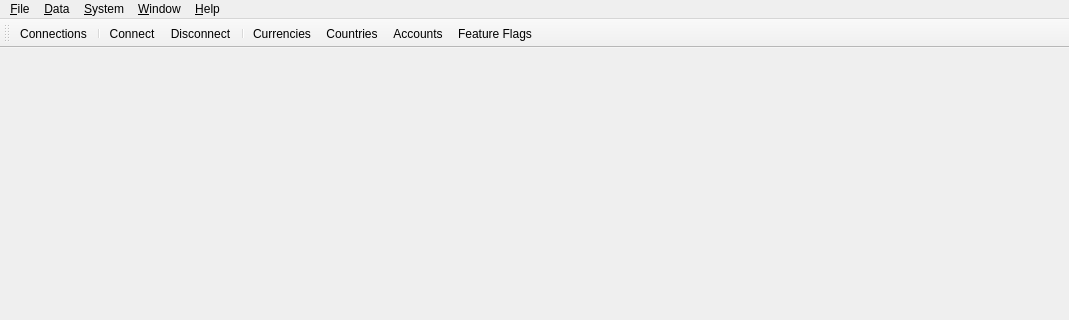
Old version of the form projects/ores.qt/ui/MainWindow.ui in the repository OreStudio/OreStudio; both pictures show x 0 to 1069 and y 0 to 320 of the 1069 by 672 pixel window.
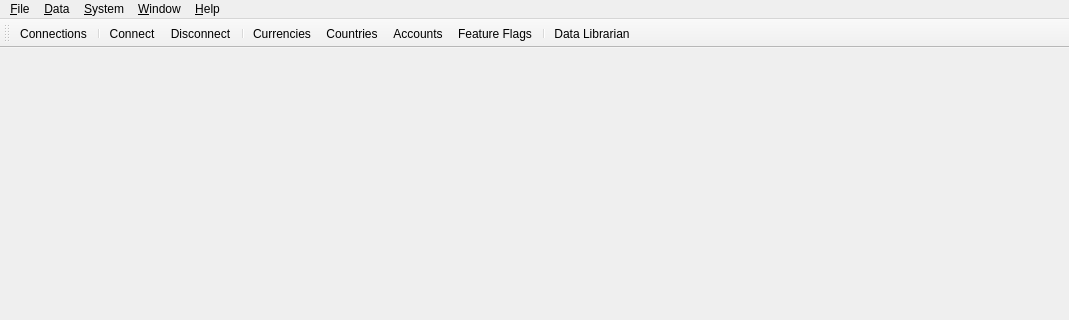
New version of the form. Icons and pictures are not drawn.

Commit message:
[qt,sql] Rename Source origin to Primary and add toolbar button
- Rename origin dimension from 'Source' to 'Primary' in SQL seed data
- Add migration script to update existing Source records to Primary
- Update DatasetItemDelegate badge color mapping for Primary
- Update tooltip text to reflect Primary terminology
- Add Data Librarian button to main toolbar

```diff
--- a/projects/ores.qt/ui/MainWindow.ui
+++ b/projects/ores.qt/ui/MainWindow.ui
@@ -176,6 +176,8 @@
    <addaction name="CountriesAction"/>
    <addaction name="ActionAccounts"/>
    <addaction name="ActionFeatureFlags"/>
+   <addaction name="separator"/>
+   <addaction name="ActionDataLibrarian"/>
   </widget>
   <action name="ExitAction">
    <property name="text">
```
The commit also changes 4 other files.
